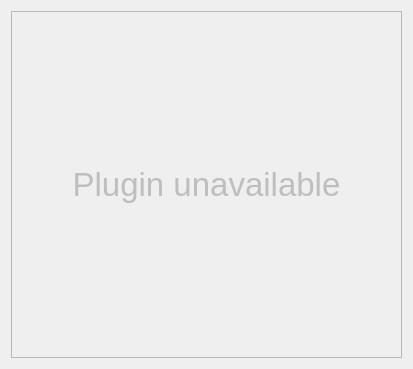
Before: the Qt Designer form app/mon/mon_gui/src/widgets/visualisation_widget/visualisation_dock_widget.ui in eclipse-ecal/ecal, drawn with Qt 5.
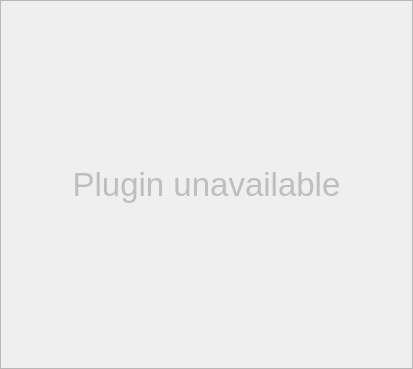
After: the same form once the commit is applied.

What changed in the file:
```diff
--- a/app/mon/mon_gui/src/widgets/visualisation_widget/visualisation_dock_widget.ui
+++ b/app/mon/mon_gui/src/widgets/visualisation_widget/visualisation_dock_widget.ui
@@ -14,6 +14,21 @@
    <string>Form</string>
   </property>
   <layout class="QVBoxLayout" name="verticalLayout">
+   <property name="spacing">
+    <number>6</number>
+   </property>
+   <property name="leftMargin">
+    <number>0</number>
+   </property>
+   <property name="topMargin">
+    <number>0</number>
+   </property>
+   <property name="rightMargin">
+    <number>0</number>
+   </property>
+   <property name="bottomMargin">
+    <number>0</number>
+   </property>
    <item>
     <widget class="QFrame" name="visualisation_dock_widget_context">
      <property name="frameShape">
@@ -23,6 +38,18 @@
       <enum>QFrame::Plain</enum>
      </property>
      <layout class="QVBoxLayout" name="verticalLayout_3">
+      <property name="leftMargin">
+       <number>0</number>
+      </property>
+      <property name="topMargin">
+       <number>0</number>
+      </property>
+      <property name="rightMargin">
+       <number>0</number>
+      </property>
+      <property name="bottomMargin">
+       <number>0</number>
+      </property>
       <item>
        <layout class="QVBoxLayout" name="visualisation_dock_widget_context_layout">
         <item>
```
